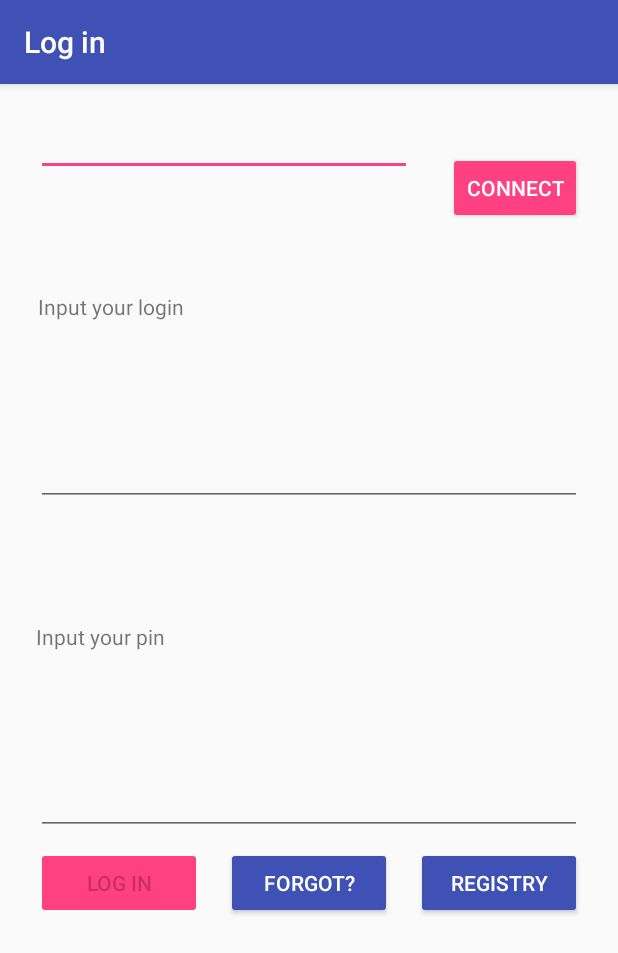
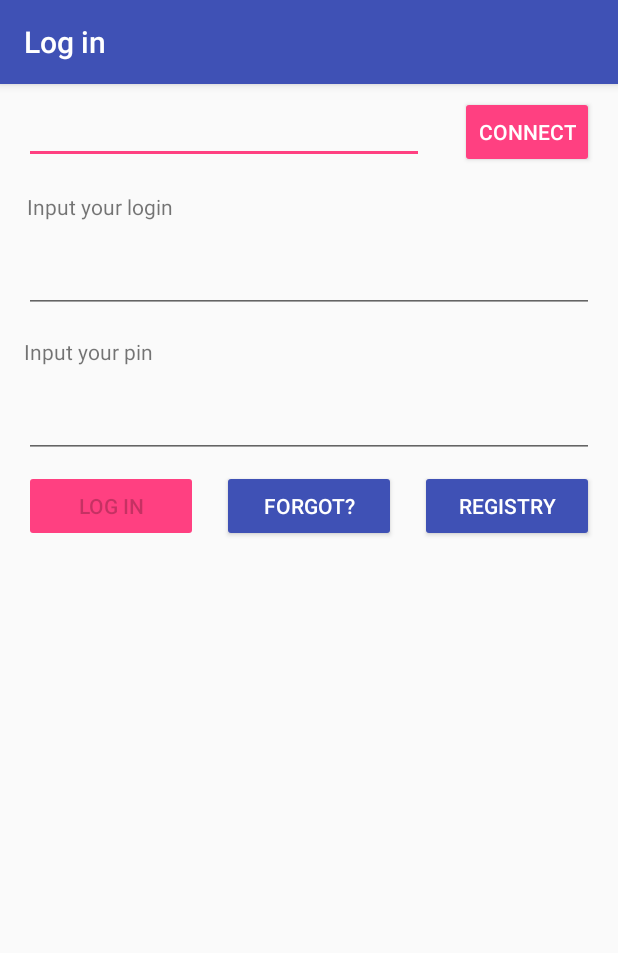
Before and after one commit to chornonoh-vova/NagraBankProject, an Android app: the screen it shows after launch (LoginActivity), on a phone screen of 412 x 824 dp. Shown: the top 953 px of the screen. Run offline under Robolectric (Android 15) with nearby library versions, the phone set to English and light mode, and no system bars.

Commit message:
minor fixes

```diff
--- a/AndroidClient/app/src/main/java/client/Client.java
+++ b/AndroidClient/app/src/main/java/client/Client.java
@@ -26,7 +26,10 @@ public class Client{
     public Client () {}
 
     public void openConnection(@NonNull String ip) throws Exception {
-        closeConnection();
+        if (socket != null) {
+            sendMessage("close");
+            closeConnection();
+        }
         try {
             this.socket = new Socket(ip, port);
             this.out = new PrintWriter(this.socket.getOutputStream(), true);
@@ -67,6 +70,7 @@ public class Client{
     @Override
     protected void finalize() throws Throwable {
         super.finalize();
+        sendMessage("close");
         closeConnection();
     }
 }
--- a/AndroidClient/app/src/main/java/com/wiev/androidclient/MainActivity.java
+++ b/AndroidClient/app/src/main/java/com/wiev/androidclient/MainActivity.java
@@ -82,7 +82,7 @@ public class MainActivity extends AppCompatActivity implements ActionDialog.Noti
     }
 
     @Override
-    public void onDialogPositiveClick(DialogFragment dialog) { super.onBackPressed(); }
+    public void onDialogPositiveClick(DialogFragment dialog) { finish(); }
 
     @Override
     public void onRefresh() {
--- a/AndroidClient/app/src/main/res/layout/activity_login.xml
+++ b/AndroidClient/app/src/main/res/layout/activity_login.xml
@@ -4,8 +4,15 @@
     xmlns:tools="http://schemas.android.com/tools"
     android:layout_width="match_parent"
     android:layout_height="match_parent"
-    android:padding="8dp"
     tools:context="com.wiev.androidclient.LoginActivity">
+
+    <ScrollView
+        android:layout_width="match_parent"
+        android:layout_height="match_parent">
+
+        <android.support.constraint.ConstraintLayout
+            android:layout_width="match_parent"
+            android:layout_height="wrap_content">
 
             <EditText
                 android:id="@+id/ipEditText"
@@ -108,7 +115,7 @@
                 style="@style/Widget.AppCompat.Button.Colored"
                 android:layout_width="0dp"
                 android:layout_height="wrap_content"
-        android:layout_marginBottom="203dp"
+                android:layout_marginBottom="8dp"
                 android:layout_marginEnd="8dp"
                 android:layout_marginStart="16dp"
                 android:backgroundTint="@color/colorAccent"
@@ -122,7 +129,7 @@
                 style="@style/Widget.AppCompat.Button.Colored"
                 android:layout_width="0dp"
                 android:layout_height="wrap_content"
-        android:layout_marginBottom="203dp"
+                android:layout_marginBottom="8dp"
                 android:layout_marginEnd="16dp"
                 android:layout_marginStart="8dp"
                 android:layout_marginTop="8dp"
@@ -138,7 +145,7 @@
                 style="@style/Widget.AppCompat.Button.Colored"
                 android:layout_width="0dp"
                 android:layout_height="wrap_content"
-        android:layout_marginBottom="203dp"
+                android:layout_marginBottom="8dp"
                 android:layout_marginEnd="8dp"
                 android:layout_marginStart="8dp"
                 android:layout_marginTop="8dp"
@@ -149,5 +156,7 @@
                 app:layout_constraintStart_toEndOf="@+id/logIn"
                 app:layout_constraintTop_toBottomOf="@+id/pinEditText"
                 app:layout_constraintVertical_bias="0.71" />
+        </android.support.constraint.ConstraintLayout>
+    </ScrollView>
 
 </android.support.constraint.ConstraintLayout>
--- a/AndroidClient/app/src/main/res/layout/activity_main.xml
+++ b/AndroidClient/app/src/main/res/layout/activity_main.xml
@@ -17,7 +17,6 @@
             android:layout_height="match_parent">
 
             <android.support.constraint.ConstraintLayout
-                android:id="@+id/linearLayout"
                 android:layout_width="match_parent"
                 android:layout_height="wrap_content">
 
--- a/AndroidClient/app/src/main/res/values/strings.xml
+++ b/AndroidClient/app/src/main/res/values/strings.xml
@@ -1,11 +1,11 @@
 <resources>
-    <string name="app_name">AndroidClient</string>
+    <string name="app_name">Nagra Bank mobile</string>
     <string name="submit">Submit</string>
     <string name="cancel">Cancel</string>
     <string name="ip_title">Enter ip</string>
     <string name="ok">OK</string>
-    <string name="activity_main">Main window</string>
+    <string name="activity_main">Main page</string>
     <string name="activity_login">Log in</string>
-    <string name="title_activity_main">Main activity</string>
+    <string name="activity_registry">Registry</string>
     <string name="saved_ip" />
 </resources>
```
Also changed, not shown: AndroidClient/app/src/main/AndroidManifest.xml (+3 -4 lines), AndroidClient/app/src/main/java/com/wiev/androidclient/LoginActivity.java (+3 -7 lines). Lines whose indentation alone changed are shown as unchanged.
